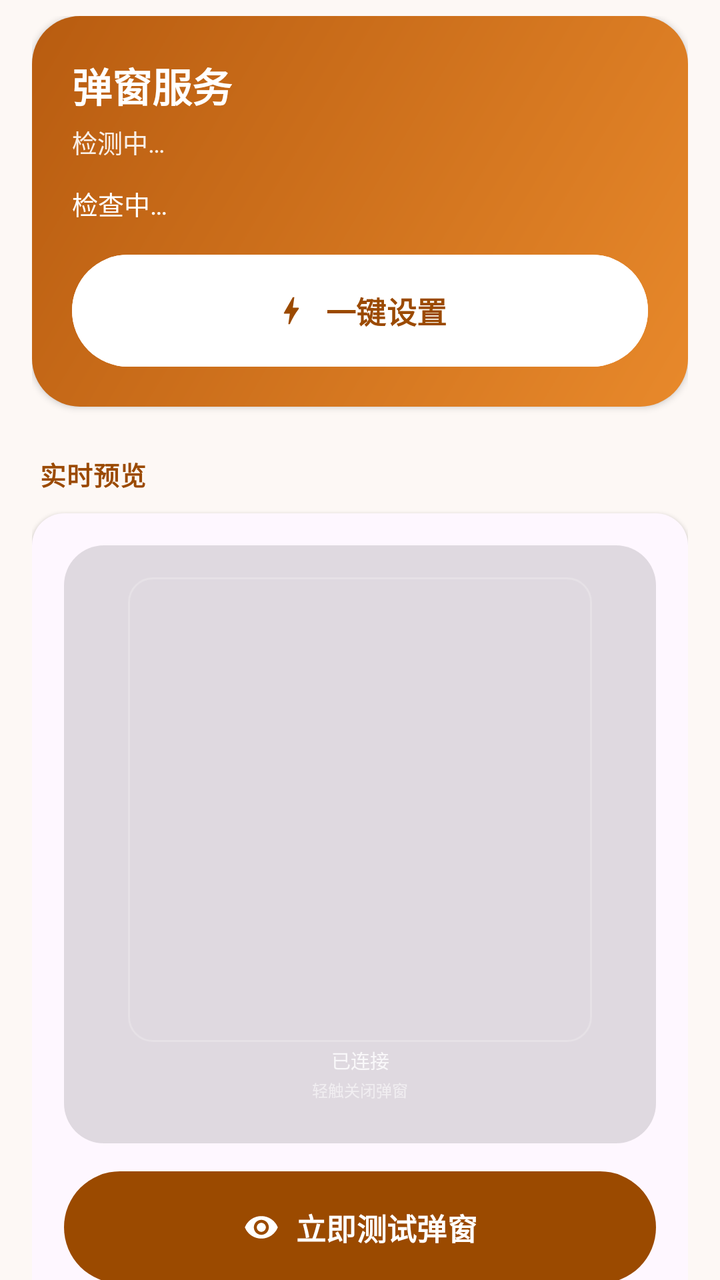
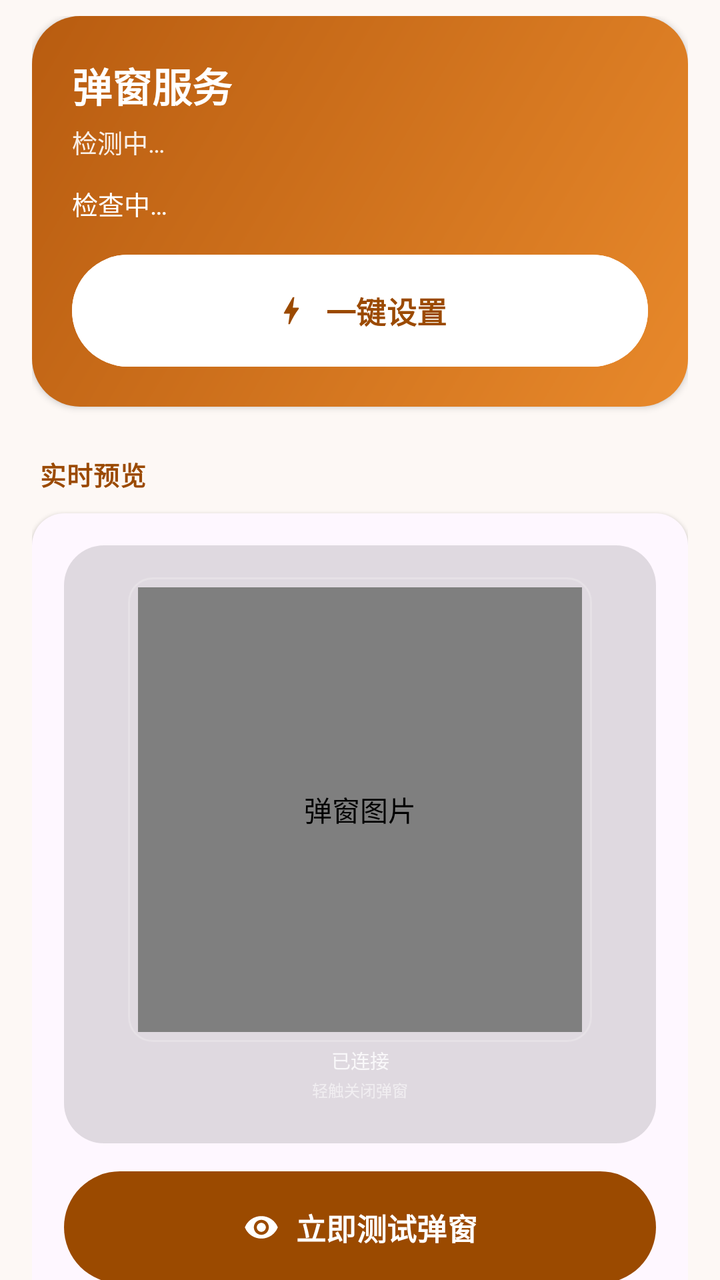

Screens rendered from an Android XML layout before and after an edit, with the pre-edit source and the edit as a unified diff.
<!-- AndroidManifest.xml: application theme AppTheme -->
<!-- res/layout/tab_home.xml -->
<?xml version="1.0" encoding="utf-8"?>
<androidx.core.widget.NestedScrollView xmlns:android="http://schemas.android.com/apk/res/android"
    xmlns:app="http://schemas.android.com/apk/res-auto"
    android:layout_width="match_parent"
    android:layout_height="match_parent"
    android:clipToPadding="false"
    android:overScrollMode="never"
    android:paddingStart="16dp"
    android:paddingTop="8dp"
    android:paddingEnd="16dp"
    android:paddingBottom="24dp">

    <LinearLayout
        android:layout_width="match_parent"
        android:layout_height="wrap_content"
        android:orientation="vertical">

        
        <LinearLayout
            android:layout_width="match_parent"
            android:layout_height="wrap_content"
            android:background="@drawable/bg_hero"
            android:elevation="2dp"
            android:orientation="vertical"
            android:padding="20dp">

            <TextView
                android:layout_width="wrap_content"
                android:layout_height="wrap_content"
                android:text="弹窗服务"
                android:textColor="#FFFFFFFF"
                android:textSize="20sp"
                android:textStyle="bold" />

            <TextView
                android:id="@+id/tvDevice"
                android:layout_width="wrap_content"
                android:layout_height="wrap_content"
                android:layout_marginTop="4dp"
                android:alpha="0.9"
                android:text="检测中…"
                android:textColor="#FFFFFFFF"
                android:textSize="12.5sp" />

            <TextView
                android:id="@+id/permStatus"
                android:layout_width="match_parent"
                android:layout_height="wrap_content"
                android:layout_marginTop="12dp"
                android:lineSpacingExtra="3dp"
                android:text="检查中…"
                android:textColor="#FFFFFFFF"
                android:textSize="13sp" />

            <com.google.android.material.button.MaterialButton
                android:id="@+id/btnSetup"
                style="@style/AppButton"
                android:layout_width="match_parent"
                android:layout_height="wrap_content"
                android:layout_marginTop="16dp"
                android:backgroundTint="#FFFFFFFF"
                android:text="一键设置"
                android:textColor="#FF9B4A00"
                app:icon="@drawable/ic_bolt"
                app:iconGravity="textStart"
                app:iconTint="#FF9B4A00" />
        </LinearLayout>

        
        <TextView
            style="@style/TextSectionTitle"
            android:layout_marginStart="4dp"
            android:layout_marginTop="24dp"
            android:text="实时预览" />

        <LinearLayout
            android:layout_width="match_parent"
            android:layout_height="wrap_content"
            android:layout_marginTop="10dp"
            android:background="@drawable/bg_group"
            android:elevation="1dp"
            android:orientation="vertical"
            android:padding="16dp">

            <FrameLayout
                android:layout_width="match_parent"
                android:layout_height="wrap_content"
                android:background="@drawable/bg_stage"
                android:padding="16dp">

                <LinearLayout
                    android:id="@+id/pvCard"
                    android:layout_width="232dp"
                    android:layout_height="267dp"
                    android:layout_gravity="center_horizontal"
                    android:elevation="8dp"
                    android:orientation="vertical">

                    <FrameLayout
                        android:id="@+id/pvImageArea"
                        android:layout_width="match_parent"
                        android:layout_height="0dp"
                        android:layout_weight="1"
                        android:padding="5dp"
                        android:background="@drawable/bg_glass_stroke">

                        <ImageView
                            android:id="@+id/pvImage"
                            android:layout_width="match_parent"
                            android:layout_height="match_parent"
                            android:layout_gravity="center"
                            android:contentDescription="弹窗图片"
                            android:scaleType="fitCenter" />

                    </FrameLayout>

                    <TextView
                        android:id="@+id/pvInfo"
                        android:layout_width="match_parent"
                        android:layout_height="wrap_content"
                        android:gravity="center"
                        android:includeFontPadding="false"
                        android:lines="1"
                        android:paddingStart="10dp"
                        android:paddingTop="2dp"
                        android:paddingEnd="10dp"
                        android:paddingBottom="2dp"
                        android:singleLine="true"
                        android:text="已连接"
                        android:textColor="#D1FFFFFF"
                        android:textSize="9.5sp" />

                    <TextView
                        android:id="@+id/pvTip"
                        android:layout_width="match_parent"
                        android:layout_height="wrap_content"
                        android:gravity="center"
                        android:includeFontPadding="false"
                        android:lines="1"
                        android:paddingBottom="5dp"
                        android:singleLine="true"
                        android:text="轻触关闭弹窗"
                        android:textColor="#8CFFFFFF"
                        android:textSize="8sp" />
                </LinearLayout>
            </FrameLayout>

            <com.google.android.material.button.MaterialButton
                android:id="@+id/btnTest"
                style="@style/AppButton"
                android:layout_width="match_parent"
                android:layout_height="wrap_content"
                android:layout_marginTop="14dp"
                android:text="立即测试弹窗"
                app:icon="@drawable/ic_preview"
                app:iconGravity="textStart" />
        </LinearLayout>

        
        <TextView
            style="@style/TextSectionTitle"
            android:layout_marginStart="4dp"
            android:layout_marginTop="24dp"
            android:text="快捷操作" />

        <LinearLayout
            style="@style/AppGroup"
            android:layout_marginTop="10dp"
            android:elevation="1dp">

            <LinearLayout
                android:id="@+id/rowBlockMi"
                style="@style/AppRow">

                <ImageView
                    style="@style/AppRowIcon"
                    android:contentDescription="屏蔽"
                    android:src="@drawable/ic_shield" />

                <LinearLayout style="@style/AppRowText">
                    <TextView
                        style="@style/TextRowTitle"
                        android:text="屏蔽小米原生弹窗" />
                    <TextView
                        style="@style/TextRowSub"
                        android:text="不关的话两个弹窗会打架" />
                </LinearLayout>

                <ImageView
                    style="@style/AppRowIcon"
                    android:layout_width="20dp"
                    android:layout_height="20dp"
                    android:contentDescription="前往"
                    android:src="@drawable/ic_chevron" />
            </LinearLayout>

            <View
                android:layout_width="match_parent"
                android:layout_height="1dp"
                android:layout_marginStart="56dp"
                android:background="@color/ui_divider" />

            <LinearLayout
                android:id="@+id/rowAdb"
                style="@style/AppRow">

                <ImageView
                    style="@style/AppRowIcon"
                    android:contentDescription="命令"
                    android:src="@drawable/ic_bluetooth" />

                <LinearLayout style="@style/AppRowText">
                    <TextView
                        style="@style/TextRowTitle"
                        android:text="复制授权命令" />
                    <TextView
                        style="@style/TextRowSub"
                        android:text="一键设置失效时的备用方案" />
                </LinearLayout>

                <ImageView
                    style="@style/AppRowIcon"
                    android:layout_width="20dp"
                    android:layout_height="20dp"
                    android:contentDescription="前往"
                    android:src="@drawable/ic_chevron" />
            </LinearLayout>
        </LinearLayout>

    </LinearLayout>
</androidx.core.widget.NestedScrollView>
<!-- resources referenced by this layout -->
<resources>
  <color name="ui_divider">#FFE6E0DA</color>
  <!-- drawable bg_glass_stroke (drawable) -->
  <?xml version="1.0" encoding="utf-8"?>
  <shape xmlns:android="http://schemas.android.com/apk/res/android"
      android:shape="rectangle">
      <solid android:color="@android:color/transparent" />
      <corners android:radius="12dp" />
      <stroke
          android:width="1dp"
          android:color="#33FFFFFF" />
  </shape>
  <!-- drawable bg_group (drawable) -->
  <?xml version="1.0" encoding="utf-8"?>
  <shape xmlns:android="http://schemas.android.com/apk/res/android"
      android:shape="rectangle">
      <solid android:color="?attr/colorSurface" />
      <corners android:radius="16dp" />
  </shape>
  <!-- drawable bg_hero (drawable) -->
  <?xml version="1.0" encoding="utf-8"?>
  <shape xmlns:android="http://schemas.android.com/apk/res/android"
      android:shape="rectangle">
      <gradient
          android:angle="135"
          android:endColor="#FFB85C10"
          android:startColor="#FFE8892B"
          android:type="linear" />
      <corners android:radius="24dp" />
  </shape>
  <!-- drawable bg_stage (drawable) -->
  <?xml version="1.0" encoding="utf-8"?>
  <shape xmlns:android="http://schemas.android.com/apk/res/android"
      android:shape="rectangle">
      <solid android:color="#1F000000" />
      <corners android:radius="20dp" />
  </shape>
  <style name="AppGroup">
          <item name="android:background">@drawable/bg_group</item>
          <item name="android:layout_width">match_parent</item>
          <item name="android:layout_height">wrap_content</item>
          <item name="android:orientation">vertical</item>
      </style>
  <style name="AppRowIcon">
          <item name="android:layout_width">24dp</item>
          <item name="android:layout_height">24dp</item>
          <item name="android:layout_gravity">center_vertical</item>
          <item name="android:tint">@color/ui_text_secondary</item>
      </style>
  <style name="TextRowSub">
          <item name="android:layout_width">match_parent</item>
          <item name="android:layout_height">wrap_content</item>
          <item name="android:layout_marginTop">2dp</item>
          <item name="android:textSize">12.5sp</item>
          <item name="android:textColor">@color/ui_text_secondary</item>
      </style>
  <style name="TextRowTitle">
          <item name="android:layout_width">match_parent</item>
          <item name="android:layout_height">wrap_content</item>
          <item name="android:textSize">15.5sp</item>
          <item name="android:textColor">@color/ui_text_primary</item>
      </style>
  <style name="TextSectionTitle">
          <item name="android:layout_width">wrap_content</item>
          <item name="android:layout_height">wrap_content</item>
          <item name="android:textSize">13sp</item>
          <item name="android:textStyle">bold</item>
          <item name="android:letterSpacing">0.02</item>
          <item name="android:textColor">@color/md_primary</item>
      </style>
  <color name="ui_text_secondary">#FF6B6B6B</color>
  <color name="ui_text_primary">#FF1A1A1A</color>
  <color name="md_primary">#FF9B4A00</color>
  <color name="md_on_primary">#FFFFFFFF</color>
  <color name="md_primary_container">#FFFFDCC2</color>
  <color name="md_on_primary_container">#FF2E1500</color>
  <color name="md_secondary_container">#FFF3DDD3</color>
  <color name="md_on_secondary_container">#FF2B1710</color>
  <color name="md_tertiary_container">#FFD8E9D6</color>
  <color name="md_on_tertiary_container">#FF10200F</color>
  <color name="md_error">#FFBA1A1A</color>
  <color name="md_error_container">#FFFFDAD6</color>
  <color name="md_on_error_container">#FF410002</color>
  <color name="md_background">#FFFDF8F5</color>
  <!-- unchanged entries left out for length: 9 -->
</resources>

<!-- the commit's change to res/layout/tab_home.xml (unified diff, before → after) -->
@@ -104,7 +104,7 @@
                         android:padding="5dp"
                         android:background="@drawable/bg_glass_stroke">
 
-                        <ImageView
+                        <com.yuanbao.earbuds.RoundedImageView
                             android:id="@+id/pvImage"
                             android:layout_width="match_parent"
                             android:layout_height="match_parent"
